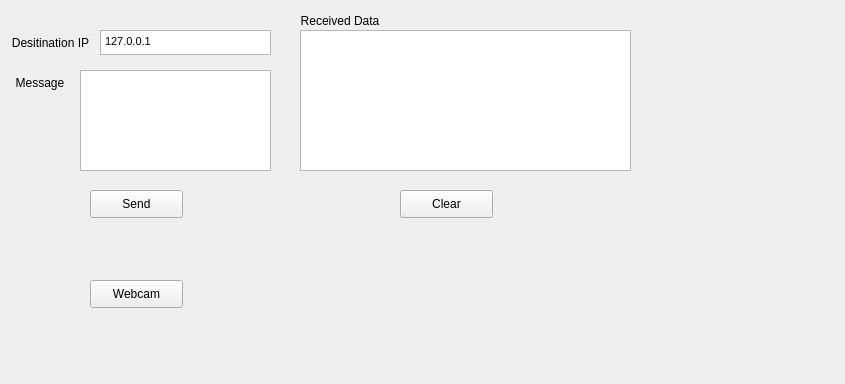
First picture: the form in QtMessengerDemo/mainwindow.ui, repository cal-roboops/F2017_Decal, before the edit.
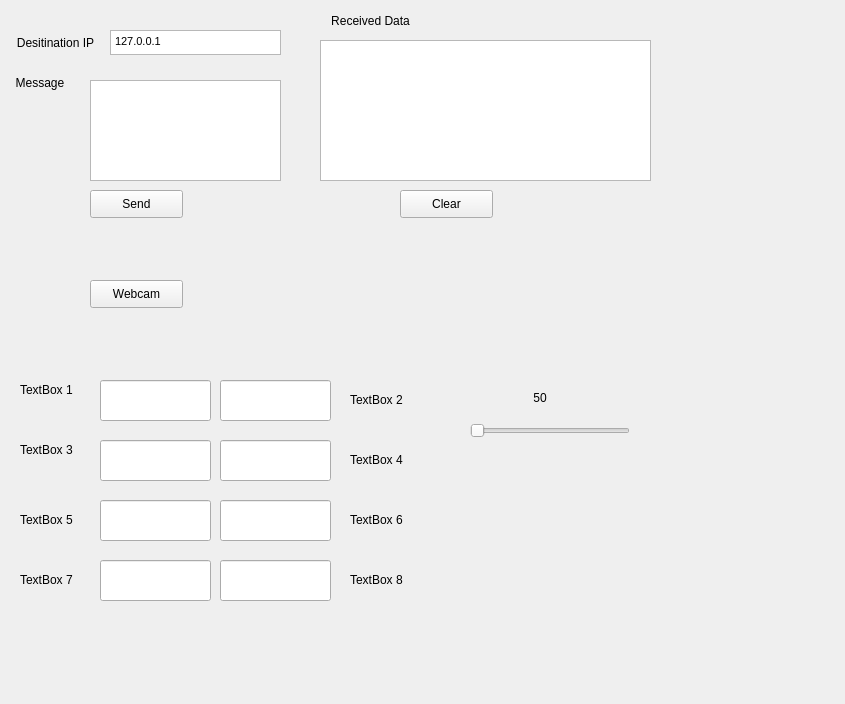
Second picture: the form after the edit.

What changed in the file:
```diff
--- a/QtMessengerDemo/mainwindow.ui
+++ b/QtMessengerDemo/mainwindow.ui
@@ -10,7 +10,7 @@
     <x>0</x>
     <y>0</y>
     <width>845</width>
-    <height>384</height>
+    <height>704</height>
    </rect>
   </property>
   <property name="windowTitle">
@@ -20,8 +20,8 @@
    <widget class="QTextEdit" name="msgEdit">
     <property name="geometry">
      <rect>
-      <x>80</x>
-      <y>70</y>
+      <x>90</x>
+      <y>80</y>
       <width>191</width>
       <height>101</height>
      </rect>
@@ -43,9 +43,9 @@
    <widget class="QLabel" name="recvLabel">
     <property name="geometry">
      <rect>
-      <x>300</x>
+      <x>320</x>
       <y>10</y>
-      <width>80</width>
+      <width>101</width>
       <height>21</height>
      </rect>
     </property>
@@ -75,7 +75,7 @@
    <widget class="QTextEdit" name="ipEdit">
     <property name="geometry">
      <rect>
-      <x>100</x>
+      <x>110</x>
       <y>30</y>
       <width>171</width>
       <height>25</height>
@@ -85,8 +85,8 @@
      <string>&lt;!DOCTYPE HTML PUBLIC &quot;-//W3C//DTD HTML 4.0//EN&quot; &quot;http://www.w3.org/TR/REC-html40/strict.dtd&quot;&gt;
 &lt;html&gt;&lt;head&gt;&lt;meta name=&quot;qrichtext&quot; content=&quot;1&quot; /&gt;&lt;style type=&quot;text/css&quot;&gt;
 p, li { white-space: pre-wrap; }
-&lt;/style&gt;&lt;/head&gt;&lt;body style=&quot; font-family:'MS Shell Dlg 2'; font-size:7.8pt; font-weight:400; font-style:normal;&quot;&gt;
-&lt;p style=&quot; margin-top:0px; margin-bottom:0px; margin-left:0px; margin-right:0px; -qt-block-indent:0; text-indent:0px;&quot;&gt;&lt;span style=&quot; font-size:8.25pt;&quot;&gt;127.0.0.1&lt;/span&gt;&lt;/p&gt;&lt;/body&gt;&lt;/html&gt;</string>
+&lt;/style&gt;&lt;/head&gt;&lt;body style=&quot; font-family:'.SF NS Text'; font-size:13pt; font-weight:400; font-style:normal;&quot;&gt;
+&lt;p style=&quot; margin-top:0px; margin-bottom:0px; margin-left:0px; margin-right:0px; -qt-block-indent:0; text-indent:0px;&quot;&gt;&lt;span style=&quot; font-family:'MS Shell Dlg 2'; font-size:8.25pt;&quot;&gt;127.0.0.1&lt;/span&gt;&lt;/p&gt;&lt;/body&gt;&lt;/html&gt;</string>
     </property>
    </widget>
    <widget class="QLabel" name="ip_Label">
@@ -94,7 +94,7 @@
      <rect>
       <x>10</x>
       <y>30</y>
-      <width>81</width>
+      <width>91</width>
       <height>25</height>
      </rect>
     </property>
@@ -111,8 +111,8 @@
     </property>
     <property name="geometry">
      <rect>
-      <x>300</x>
-      <y>30</y>
+      <x>320</x>
+      <y>40</y>
       <width>331</width>
       <height>141</height>
      </rect>
@@ -147,6 +147,222 @@
      <string>Webcam</string>
     </property>
    </widget>
+   <widget class="QSlider" name="slider">
+    <property name="geometry">
+     <rect>
+      <x>470</x>
+      <y>420</y>
+      <width>160</width>
+      <height>22</height>
+     </rect>
+    </property>
+    <property name="maximum">
+     <number>100</number>
+    </property>
+    <property name="orientation">
+     <enum>Qt::Horizontal</enum>
+    </property>
+   </widget>
+   <widget class="QLabel" name="sliderValue">
+    <property name="geometry">
+     <rect>
+      <x>510</x>
+      <y>390</y>
+      <width>60</width>
+      <height>16</height>
+     </rect>
+    </property>
+    <property name="text">
+     <string>50</string>
+    </property>
+    <property name="alignment">
+     <set>Qt::AlignCenter</set>
+    </property>
+   </widget>
+   <widget class="QLabel" name="label">
+    <property name="geometry">
+     <rect>
+      <x>20</x>
+      <y>380</y>
+      <width>61</width>
+      <height>20</height>
+     </rect>
+    </property>
+    <property name="text">
+     <string>TextBox 1</string>
+    </property>
+   </widget>
+   <widget class="QLabel" name="label_2">
+    <property name="geometry">
+     <rect>
+      <x>20</x>
+      <y>440</y>
+      <width>61</width>
+      <height>20</height>
+     </rect>
+    </property>
+    <property name="text">
+     <string>TextBox 3</string>
+    </property>
+   </widget>
+   <widget class="QLabel" name="label_3">
+    <property name="geometry">
+     <rect>
+      <x>20</x>
+      <y>510</y>
+      <width>61</width>
+      <height>20</height>
+     </rect>
+    </property>
+    <property name="text">
+     <string>TextBox 5</string>
+    </property>
+   </widget>
+   <widget class="QLabel" name="label_4">
+    <property name="geometry">
+     <rect>
+      <x>20</x>
+      <y>570</y>
+      <width>61</width>
+      <height>20</height>
+     </rect>
+    </property>
+    <property name="text">
+     <string>TextBox 7</string>
+    </property>
+   </widget>
+   <widget class="QLabel" name="label_5">
+    <property name="geometry">
+     <rect>
+      <x>350</x>
+      <y>390</y>
+      <width>61</width>
+      <height>20</height>
+     </rect>
+    </property>
+    <property name="text">
+     <string>TextBox 2</string>
+    </property>
+   </widget>
+   <widget class="QLabel" name="label_6">
+    <property name="geometry">
+     <rect>
+      <x>350</x>
+      <y>450</y>
+      <width>61</width>
+      <height>20</height>
+     </rect>
+    </property>
+    <property name="text">
+     <string>TextBox 4</string>
+    </property>
+   </widget>
+   <widget class="QLabel" name="label_7">
+    <property name="geometry">
+     <rect>
+      <x>350</x>
+      <y>510</y>
+      <width>61</width>
+      <height>20</height>
+     </rect>
+    </property>
+    <property name="text">
+     <string>TextBox 6</string>
+    </property>
+   </widget>
+   <widget class="QLabel" name="label_8">
+    <property name="geometry">
+     <rect>
+      <x>350</x>
+      <y>570</y>
+      <width>61</width>
+      <height>20</height>
+     </rect>
+    </property>
+    <property name="text">
+     <string>TextBox 8</string>
+    </property>
+   </widget>
+   <widget class="QLineEdit" name="box1">
+    <property name="geometry">
+     <rect>
+      <x>100</x>
+      <y>380</y>
+      <width>111</width>
+      <height>41</height>
+     </rect>
+    </property>
+   </widget>
+   <widget class="QLineEdit" name="box2">
+    <property name="geometry">
+     <rect>
+      <x>220</x>
+      <y>380</y>
+      <width>111</width>
+      <height>41</height>
+     </rect>
+    </property>
+   </widget>
+   <widget class="QLineEdit" name="box3">
+    <property name="geometry">
+     <rect>
+      <x>100</x>
+      <y>440</y>
+      <width>111</width>
+      <height>41</height>
+     </rect>
+    </property>
+   </widget>
+   <widget class="QLineEdit" name="box4">
+    <property name="geometry">
+     <rect>
+      <x>220</x>
+      <y>440</y>
+      <width>111</width>
+      <height>41</height>
+     </rect>
+    </property>
+   </widget>
+   <widget class="QLineEdit" name="box5">
+    <property name="geometry">
+     <rect>
+      <x>100</x>
+      <y>500</y>
+      <width>111</width>
+      <height>41</height>
+     </rect>
+    </property>
+   </widget>
+   <widget class="QLineEdit" name="box6">
+    <property name="geometry">
+     <rect>
+      <x>220</x>
+      <y>500</y>
+      <width>111</width>
+      <height>41</height>
+     </rect>
+    </property>
+   </widget>
+   <widget class="QLineEdit" name="box7">
+    <property name="geometry">
+     <rect>
+      <x>100</x>
+      <y>560</y>
+      <width>111</width>
+      <height>41</height>
+     </rect>
+    </property>
+   </widget>
+   <widget class="QLineEdit" name="box8">
+    <property name="geometry">
+     <rect>
+      <x>220</x>
+      <y>560</y>
+      <width>111</width>
+      <height>41</height>
+     </rect>
+    </property>
+   </widget>
   </widget>
  </widget>
  <layoutdefault spacing="6" margin="11"/>
```
